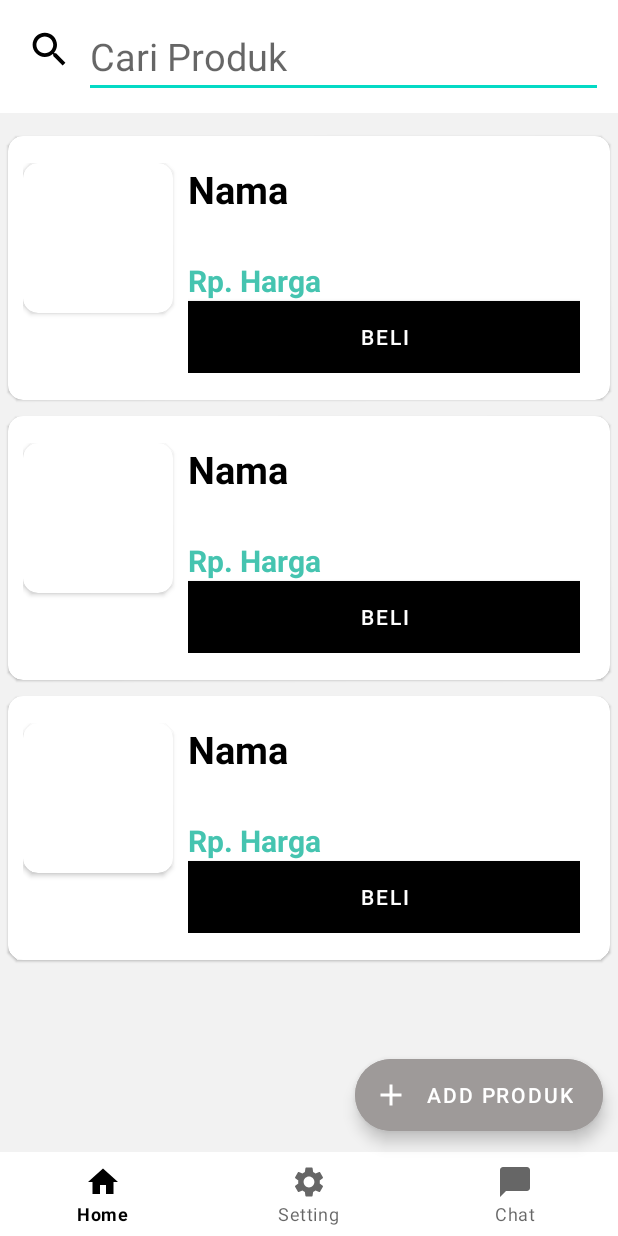
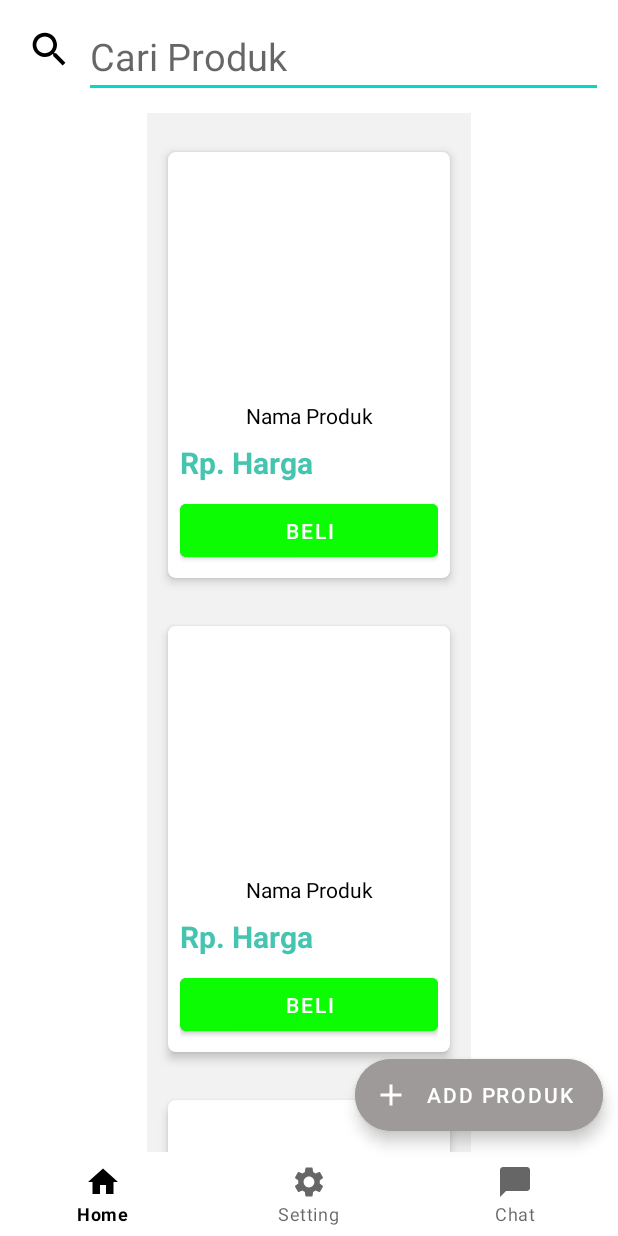
Before and after one commit to BrilyanSuherman/uas_Toko, an Android app: the layout activity_main.xml on its own in the app's theme, with its tools: preview values and no code run, on a phone screen of 412 x 824 dp. Run offline under Robolectric (Android 15) with nearby library versions, the phone set to English and light mode, and no system bars.

Commit message:
mengubah tampilan main activity

```diff
--- a/app/src/main/java/com/example/uas_toko/produk/ProdukAdapter.kt
+++ b/app/src/main/java/com/example/uas_toko/produk/ProdukAdapter.kt
@@ -6,9 +6,12 @@ import android.util.Log
 import android.view.LayoutInflater
 import android.view.View
 import android.view.ViewGroup
+import android.widget.GridLayout
 import android.widget.ImageView
 import android.widget.TextView
 import androidx.appcompat.app.AppCompatActivity
+import androidx.lifecycle.findViewTreeViewModelStoreOwner
+import androidx.recyclerview.widget.GridLayoutManager
 import androidx.recyclerview.widget.RecyclerView
 import com.example.uas_toko.R
 import com.google.firebase.storage.FirebaseStorage
--- a/app/src/main/res/layout/activity_admin.xml
+++ b/app/src/main/res/layout/activity_admin.xml
@@ -1,6 +1,7 @@
 <?xml version="1.0" encoding="utf-8"?>
 <androidx.constraintlayout.widget.ConstraintLayout xmlns:android="http://schemas.android.com/apk/res/android"
     android:layout_width="match_parent"
-    android:layout_height="match_parent">
+    android:layout_height="match_parent"
+    xmlns:app="http://schemas.android.com/apk/res-auto">
 
 </androidx.constraintlayout.widget.ConstraintLayout>
--- a/app/src/main/res/layout/activity_main.xml
+++ b/app/src/main/res/layout/activity_main.xml
@@ -35,8 +35,9 @@
         <androidx.recyclerview.widget.RecyclerView
             android:id="@+id/produk_list_view"
             android:background="#F2F2F2"
+            android:layout_gravity="center"
             android:paddingTop="10dp"
-            android:layout_width="match_parent"
+            android:layout_width="wrap_content"
             android:layout_height="match_parent"
             tools:listitem="@layout/produk_list_layout" />
 
--- a/app/src/main/res/layout/produk_list_layout.xml
+++ b/app/src/main/res/layout/produk_list_layout.xml
@@ -1,76 +1,53 @@
-<?xml version="1.0" encoding="utf-8"?>
-<androidx.cardview.widget.CardView
-    xmlns:android="http://schemas.android.com/apk/res/android"
-    android:layout_width="match_parent"
-    android:layout_height="wrap_content"
+<androidx.cardview.widget.CardView xmlns:android="http://schemas.android.com/apk/res/android"
+    android:layout_width="200dp"
+    android:layout_height="300dp"
     android:layout_gravity="center"
-    android:layout_margin="5dp"
-    app:cardCornerRadius="10dp"
-    app:cardElevation="1dp"
-    xmlns:app="http://schemas.android.com/apk/res-auto">
-
-
-
-    <LinearLayout
-        android:id="@+id/style_list_image"
-        android:layout_width="match_parent"
-        android:layout_height="wrap_content"
-        android:layout_marginHorizontal="10dp"
-        android:layout_marginVertical="18dp"
-        android:orientation="horizontal">
-
-
-        <androidx.cardview.widget.CardView
-            android:layout_width="100dp"
-            android:layout_height="100dp"
-            app:cardCornerRadius="10dp">
-
-            <ImageView
-                android:layout_width="match_parent"
-                android:layout_height="match_parent"
-                android:scaleType="centerCrop"
-                android:id="@+id/IMLGambarMakanan"
-                />
-
-        </androidx.cardview.widget.CardView>
+    xmlns:app="http://schemas.android.com/apk/res-auto"
+    app:cardCornerRadius="5dp"
+    android:layout_margin="8dp"
+    app:cardBackgroundColor="#FFFFFF"
+    app:cardElevation="4dp"
+    app:cardUseCompatPadding="true">
 
     <LinearLayout
         android:layout_width="match_parent"
+        android:layout_height="match_parent"
+        android:orientation="vertical"
+        android:padding="8dp">
+
+        <ImageView
+            android:id="@+id/IMLGambarMakanan"
+            android:layout_width="match_parent"
+            android:layout_height="150dp"
+            android:scaleType="centerCrop" />
+
+        <TextView
+            android:id="@+id/TVLNamaProduk"
+            android:layout_width="match_parent"
             android:layout_height="wrap_content"
-            android:layout_marginHorizontal="10dp"
-            android:orientation="vertical">
+            android:layout_marginTop="8dp"
+            android:text="Nama Produk"
+            android:textColor="#000000"
+            android:textSize="14sp"
+            android:gravity="center" />
 
         <TextView
             android:layout_width="match_parent"
             android:layout_height="wrap_content"
-                android:text="Nama"
-                android:id="@+id/TVLNamaProduk"
-                android:textColor="@color/black"
-                android:textSize="25dp"
-                android:textStyle="bold"
-                android:layout_marginBottom="10dp"/>
-
-            <TextView
-                android:layout_width="match_parent"
-                android:layout_height="wrap_content"
-                android:layout_marginTop="20dp"
+            android:layout_marginTop="8dp"
             android:text="Rp. Harga"
             android:id="@+id/TVLHarga"
             android:textColor="#45C4B0"
-                android:textSize="20dp"
+            android:textSize="20sp"
             android:textStyle="bold"/>
+
         <Button
+            android:layout_marginTop="8dp"
             android:layout_width="match_parent"
             android:layout_height="wrap_content"
             android:id="@+id/BtnBeli"
             android:text="Beli"
-                android:background="@color/green">
-
-            </Button>
-
-
-
-        </LinearLayout>
+            android:backgroundTint="@color/green" />
 
     </LinearLayout>
 
```
Also changed, not shown: app/src/main/java/com/example/uas_toko/MainActivity.kt (+17 -0 lines), app/src/main/java/com/example/uas_toko/produk/AddProdukActivity.kt (+61 -40 lines), app/src/main/res/layout/activity_beli.xml (+94 -3 lines). Lines whose indentation alone changed are shown as unchanged.
